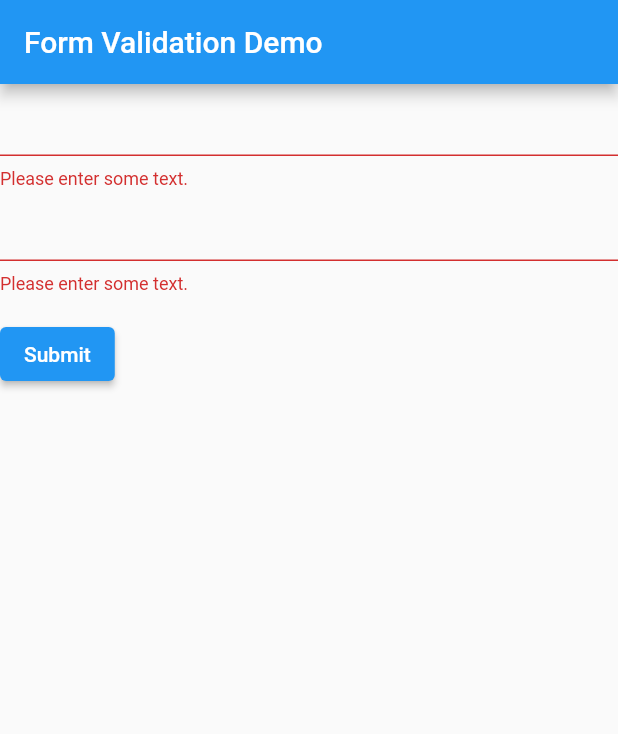
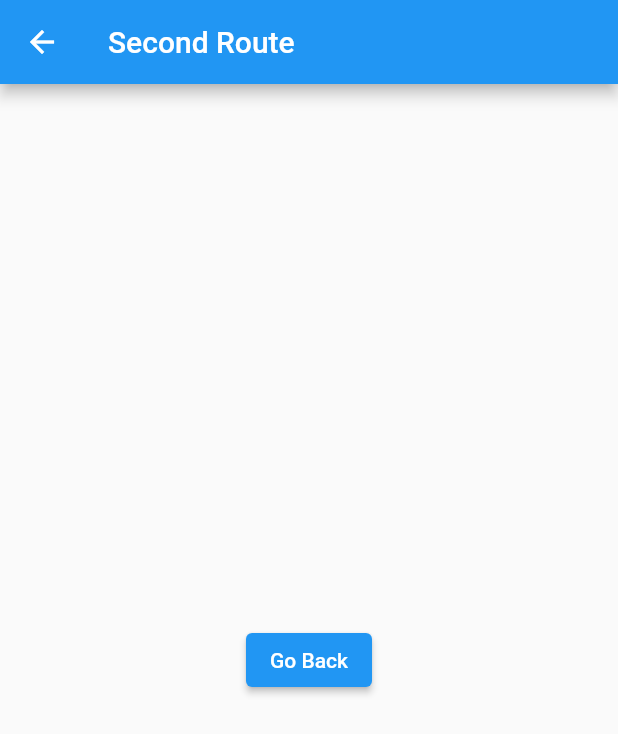
Before and after one commit to jaybh1987/flutterapp, a Flutter app: the screen it shows after launch, after a tap on "Submit", on a phone screen of 412 x 824 dp. Shown: the top 734 px of the screen. Run offline on Flutter 3.47's test engine with Material 2 defaults, Android fonts, the phone set to English and light mode, and no system bars.

Commit message:
understanding routes.

```diff
--- a/lib/main.dart
+++ b/lib/main.dart
@@ -1,5 +1,6 @@
 import 'package:flutter/gestures.dart';
 import 'package:flutter/material.dart';
+import 'secondRoute.dart' as secRoute;
 
 void main() => runApp(MyApp());
 
@@ -10,7 +11,7 @@ class MyApp extends StatelessWidget {
   @override
   Widget build(BuildContext context) {
 
-      const appTitle = 'Form Validation Demo';
+      const appTitle = 'Form Application';
 
       return MaterialApp(
         title: appTitle,
@@ -45,28 +46,32 @@ class MyCustomFormState extends State<MyCustomForm> {
         crossAxisAlignment: CrossAxisAlignment.start,
         children: [
           TextFormField(
-            validator: (value) {
-              if(value == null || value.isEmpty) {
-                return 'Please enter some text. ';
-              }
-              return null;
-            }),
+            decoration: InputDecoration(
+              icon: Icon(Icons.person),
+              hintText: 'Enter Your Name',
+              labelText: 'Name'
+            ),
+          ),
           TextFormField(
-              validator: (value) {
-                if(value == null || value.isEmpty) {
-                  return 'Please enter some text. ';
-                }
-                return null;
-              }),
+            decoration: InputDecoration(
+                icon: Icon(Icons.phone),
+                hintText: 'Enter a phone number',
+                labelText: 'Phone'
+            ),
+          ),
           Padding(
             padding: const EdgeInsets.symmetric(vertical: 16.0),
             child: ElevatedButton(
               onPressed: () {
-                if(_formKey.currentState!.validate()) {
-                  ScaffoldMessenger.of(context).showSnackBar(
-                    const SnackBar(content: Text("Processing Data."))
-                  );
-                }
+                Navigator.push(
+                    context,
+                    MaterialPageRoute(builder: (context) => secRoute.SecondRoute())
+                );
+                // if(_formKey.currentState!.validate()) {
+                //   ScaffoldMessenger.of(context).showSnackBar(
+                //     const SnackBar(content: Text("Processing Data."))
+                //   );
+                // }
               },
               child: Text('Submit'),
             ),
--- /dev/null
+++ b/lib/secondRoute.dart
@@ -0,0 +1,24 @@
+
+
+import 'package:flutter/cupertino.dart';
+import 'package:flutter/material.dart';
+
+class SecondRoute extends StatelessWidget  {
+
+  @override
+  Widget build(BuildContext context) {
+    return Scaffold(
+      appBar: AppBar(
+        title: Text("Second Route"),
+      ),
+      body: Center(
+        child: ElevatedButton(
+          onPressed: (){
+            //Naviage to main.
+          },
+          child: Text("Go Back"),
+        ),
+      ),
+    );
+  }
+}
```
Also changed, not shown: 1 other file.
